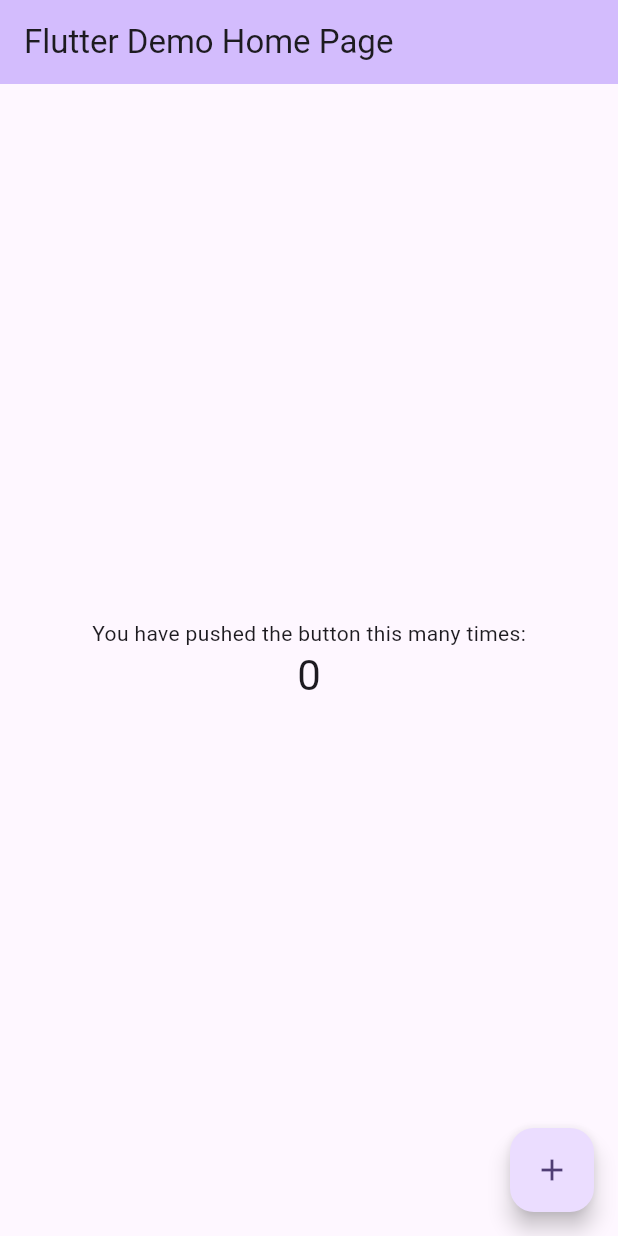
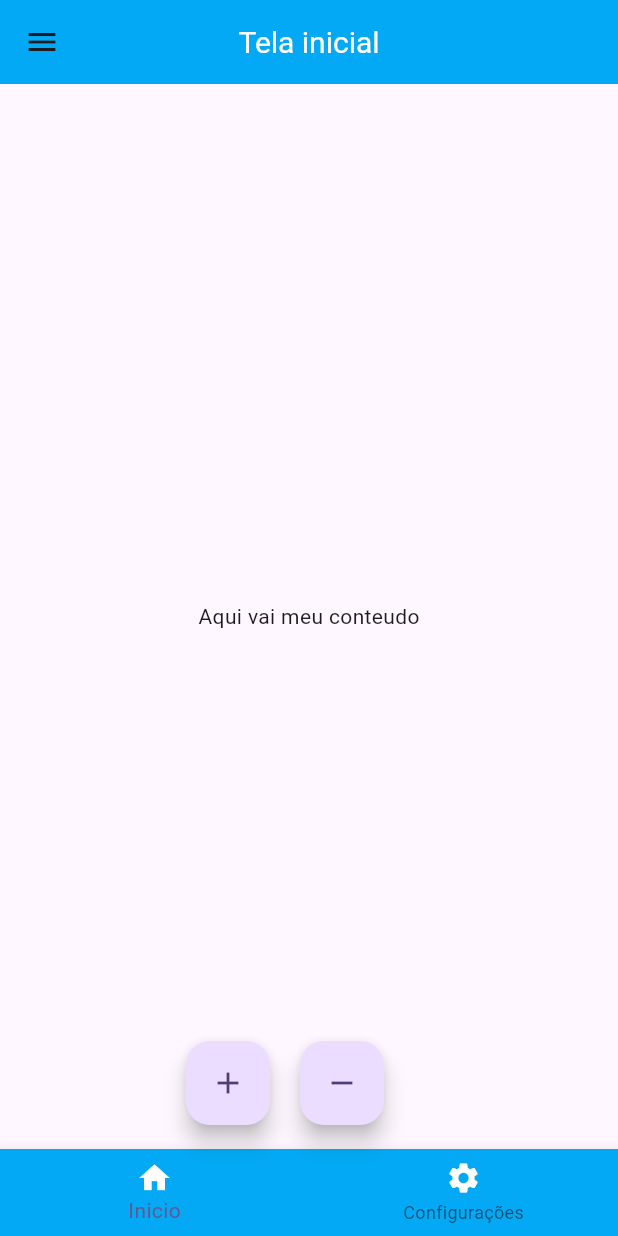
Before and after one commit to BrunoCasavechia/EstudosFlutterApp, a Flutter app: the screen it shows after launch, on a phone screen of 412 x 824 dp. Run offline on Flutter 3.47's test engine with Material 3 defaults, Android fonts, the light colour scheme and no system bars.

Commit message:
[Inicio do Projeto] Estrutura Inicial Scaffold finalizada: Header, Menu, Body, Footer, Botões de Navegação e Floating Actions Buttons

```diff
--- a/np2/lib/main.dart
+++ b/np2/lib/main.dart
@@ -13,110 +13,69 @@ class MyApp extends StatelessWidget {
     return MaterialApp(
       title: 'Flutter Demo',
       theme: ThemeData(
-        // This is the theme of your application.
-        //
-        // TRY THIS: Try running your application with "flutter run". You'll see
-        // the application has a purple toolbar. Then, without quitting the app,
-        // try changing the seedColor in the colorScheme below to Colors.green
-        // and then invoke "hot reload" (save your changes or press the "hot
-        // reload" button in a Flutter-supported IDE, or press "r" if you used
-        // the command line to start the app).
-        //
-        // Notice that the counter didn't reset back to zero; the application
-        // state is not lost during the reload. To reset the state, use hot
-        // restart instead.
-        //
-        // This works for code too, not just values: Most code changes can be
-        // tested with just a hot reload.
         colorScheme: ColorScheme.fromSeed(seedColor: Colors.deepPurple),
       ),
-      home: const MyHomePage(title: 'Flutter Demo Home Page'),
+      home: MinhaHomePage(),
     );
   }
 }
 
-class MyHomePage extends StatefulWidget {
-  const MyHomePage({super.key, required this.title});
-
-  // This widget is the home page of your application. It is stateful, meaning
-  // that it has a State object (defined below) that contains fields that affect
-  // how it looks.
-
-  // This class is the configuration for the state. It holds the values (in this
-  // case the title) provided by the parent (in this case the App widget) and
-  // used by the build method of the State. Fields in a Widget subclass are
-  // always marked "final".
-
-  final String title;
-
-  @override
-  State<MyHomePage> createState() => _MyHomePageState();
-}
-
-class _MyHomePageState extends State<MyHomePage> {
-  int _counter = 0;
-
-  void _incrementCounter() {
-    setState(() {
-      // This call to setState tells the Flutter framework that something has
-      // changed in this State, which causes it to rerun the build method below
-      // so that the display can reflect the updated values. If we changed
-      // _counter without calling setState(), then the build method would not be
-      // called again, and so nothing would appear to happen.
-      _counter++;
-    });
-  }
+class MinhaHomePage extends StatelessWidget {
+  const MinhaHomePage({super.key});
 
   @override
   Widget build(BuildContext context) {
-    // This method is rerun every time setState is called, for instance as done
-    // by the _incrementCounter method above.
-    //
-    // The Flutter framework has been optimized to make rerunning build methods
-    // fast, so that you can just rebuild anything that needs updating rather
-    // than having to individually change instances of widgets.
     return Scaffold(
       appBar: AppBar(
-        // TRY THIS: Try changing the color here to a specific color (to
-        // Colors.amber, perhaps?) and trigger a hot reload to see the AppBar
-        // change color while the other colors stay the same.
-        backgroundColor: Theme.of(context).colorScheme.inversePrimary,
-        // Here we take the value from the MyHomePage object that was created by
-        // the App.build method, and use it to set our appbar title.
-        title: Text(widget.title),
+        title: Text(
+          "Tela inicial",
+          style: TextStyle(color: Colors.white, fontSize: 20),
+        ),
+        backgroundColor: Colors.lightBlue,
+        centerTitle: true,
       ),
-      body: Center(
-        // Center is a layout widget. It takes a single child and positions it
-        // in the middle of the parent.
-        child: Column(
-          // Column is also a layout widget. It takes a list of children and
-          // arranges them vertically. By default, it sizes itself to fit its
-          // children horizontally, and tries to be as tall as its parent.
-          //
-          // Column has various properties to control how it sizes itself and
-          // how it positions its children. Here we use mainAxisAlignment to
-          // center the children vertically; the main axis here is the vertical
-          // axis because Columns are vertical (the cross axis would be
-          // horizontal).
-          //
-          // TRY THIS: Invoke "debug painting" (choose the "Toggle Debug Paint"
-          // action in the IDE, or press "p" in the console), to see the
-          // wireframe for each widget.
-          mainAxisAlignment: MainAxisAlignment.center,
-          children: <Widget>[
-            const Text('You have pushed the button this many times:'),
-            Text(
-              '$_counter',
-              style: Theme.of(context).textTheme.headlineMedium,
+      body: Center(child: Text("Aqui vai meu conteudo")),
+      floatingActionButton:
+      Row(
+        mainAxisAlignment: MainAxisAlignment.center,
+        children: [
+          FloatingActionButton(
+            onPressed: () {},
+            child: Icon(Icons.add),
+          ),
+          SizedBox(width: 20),
+          FloatingActionButton(
+            onPressed: () {},
+            child: Icon(Icons.remove),
+          ),
+        ],
+      ),
+      drawer: Drawer(
+        child: ListView(
+          children: [
+            DrawerHeader(
+              decoration: BoxDecoration(color: Colors.blue),
+              child: Text("Menu", style: TextStyle(color: Colors.black)),
+            ),
+            ListTile(
+              title: Text("Item 1"),
+              onTap: () {
+                //Adicionar coisas aqui depois
+              },
             ),
           ],
         ),
       ),
-      floatingActionButton: FloatingActionButton(
-        onPressed: _incrementCounter,
-        tooltip: 'Increment',
-        child: const Icon(Icons.add),
-      ), // This trailing comma makes auto-formatting nicer for build methods.
+      bottomNavigationBar: BottomNavigationBar(
+        backgroundColor: Colors.lightBlue,
+        items: [
+          BottomNavigationBarItem(icon: Icon(Icons.home, color: Colors.white), label: "Inicio"),
+          BottomNavigationBarItem(
+            icon: Icon(Icons.settings, color: Colors.white),
+            label: "Configurações",
+          ),
+        ],
+      ),
     );
   }
 }
```
